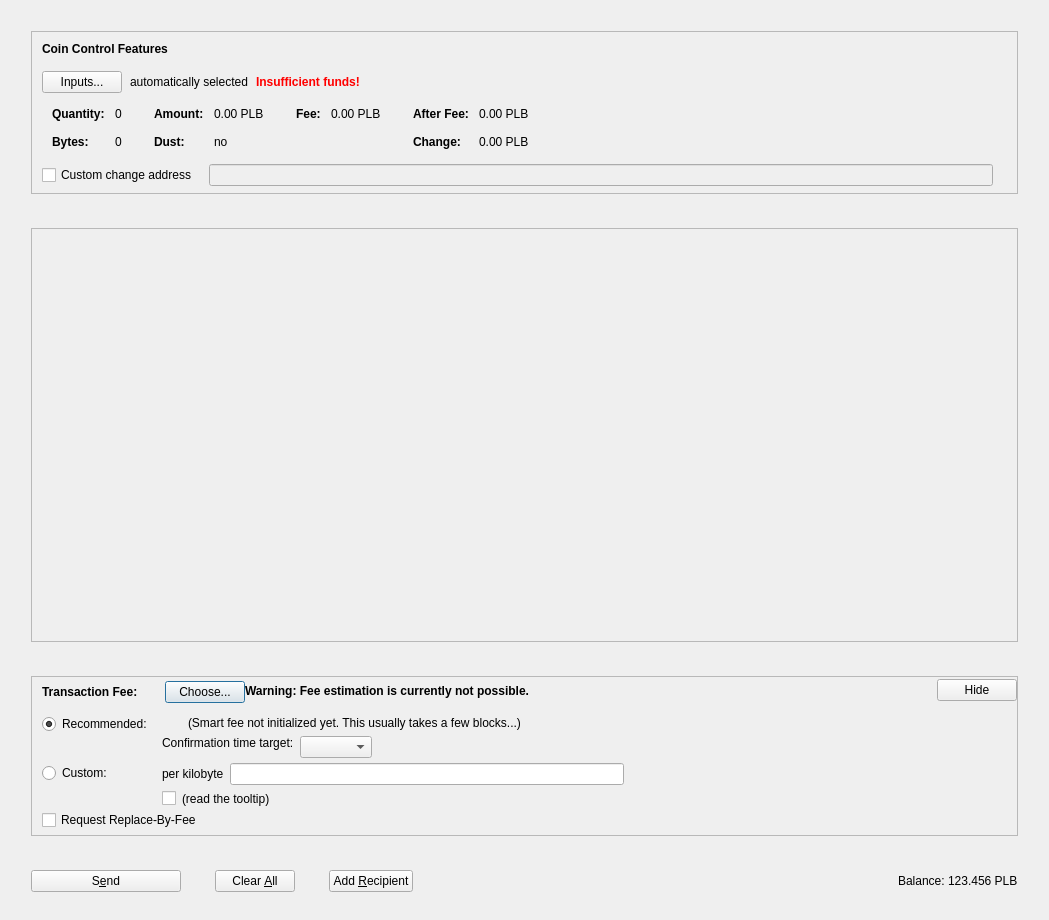
Old version of the form src/qt/forms/sendcoinsdialog.ui in the repository PaladeumBlockchain/Paladeum.
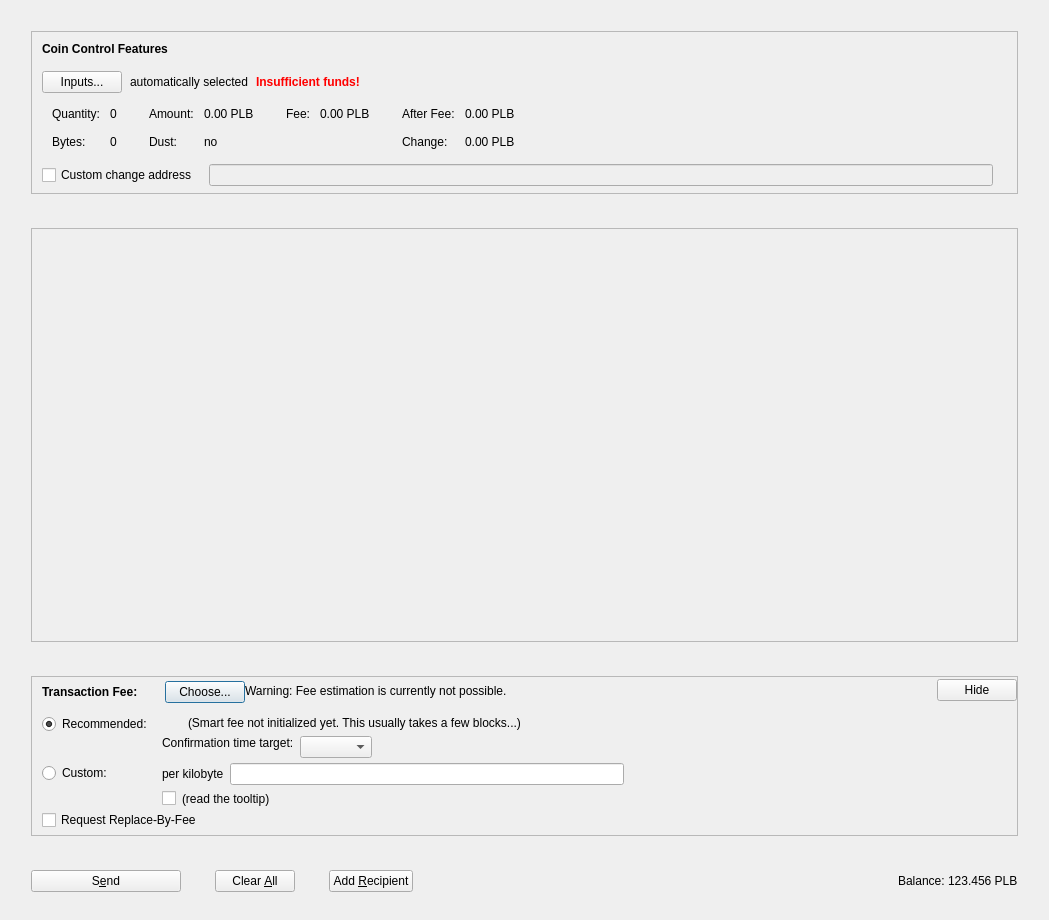
New version of the form. Icons and pictures are not drawn. Custom widgets are drawn as their Qt base class.

Patch:
```diff
--- a/src/qt/forms/sendcoinsdialog.ui
+++ b/src/qt/forms/sendcoinsdialog.ui
@@ -237,8 +237,8 @@
                   <widget class="QLabel" name="labelCoinControlQuantityText">
                    <property name="font">
                     <font>
-                     <weight>75</weight>
-                     <bold>true</bold>
+                     <weight>57</weight>
+                     <bold>false</bold>
                     </font>
                    </property>
                    <property name="text">
@@ -272,8 +272,8 @@
                   <widget class="QLabel" name="labelCoinControlBytesText">
                    <property name="font">
                     <font>
-                     <weight>75</weight>
-                     <bold>true</bold>
+                     <weight>57</weight>
+                     <bold>false</bold>
                     </font>
                    </property>
                    <property name="text">
@@ -320,8 +320,8 @@
                   <widget class="QLabel" name="labelCoinControlAmountText">
                    <property name="font">
                     <font>
-                     <weight>75</weight>
-                     <bold>true</bold>
+                     <weight>57</weight>
+                     <bold>false</bold>
                     </font>
                    </property>
                    <property name="text">
@@ -352,8 +352,8 @@
                   <widget class="QLabel" name="labelCoinControlLowOutputText">
                    <property name="font">
                     <font>
-                     <weight>75</weight>
-                     <bold>true</bold>
+                     <weight>57</weight>
+                     <bold>false</bold>
                     </font>
                    </property>
                    <property name="text">
@@ -400,8 +400,8 @@
                   <widget class="QLabel" name="labelCoinControlFeeText">
                    <property name="font">
                     <font>
-                     <weight>75</weight>
-                     <bold>true</bold>
+                     <weight>57</weight>
+                     <bold>false</bold>
                     </font>
                    </property>
                    <property name="text">
@@ -451,8 +451,8 @@
                   <widget class="QLabel" name="labelCoinControlAfterFeeText">
                    <property name="font">
                     <font>
-                     <weight>75</weight>
-                     <bold>true</bold>
+                     <weight>57</weight>
+                     <bold>false</bold>
                     </font>
                    </property>
                    <property name="text">
@@ -483,8 +483,8 @@
                   <widget class="QLabel" name="labelCoinControlChangeText">
                    <property name="font">
                     <font>
-                     <weight>75</weight>
-                     <bold>true</bold>
+                     <weight>57</weight>
+                     <bold>false</bold>
                     </font>
                    </property>
                    <property name="text">
@@ -780,8 +780,8 @@
              <widget class="QLabel" name="fallbackFeeWarningLabel">
               <property name="font">
                <font>
-                <weight>75</weight>
-                <bold>true</bold>
+                <weight>57</weight>
+                <bold>false</bold>
                </font>
               </property>
               <property name="toolTip">
```
Left out of the diff: 18 changed lines with no effect on the pictures.
